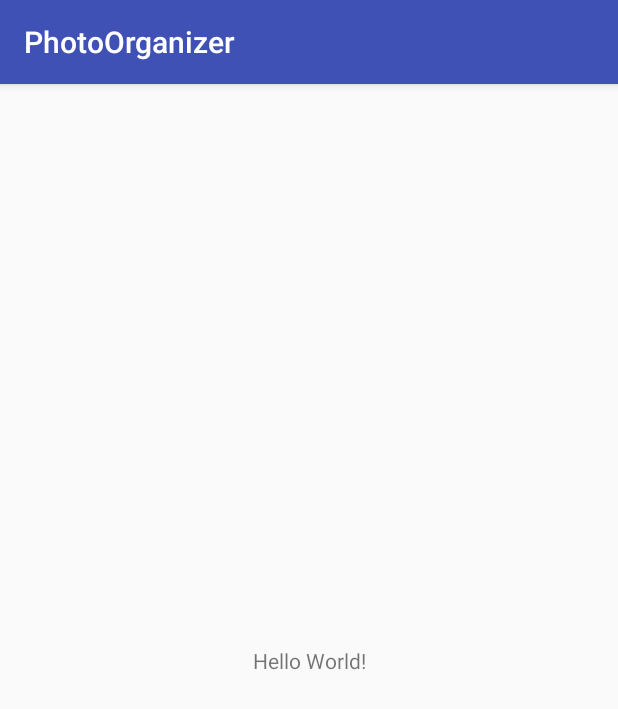
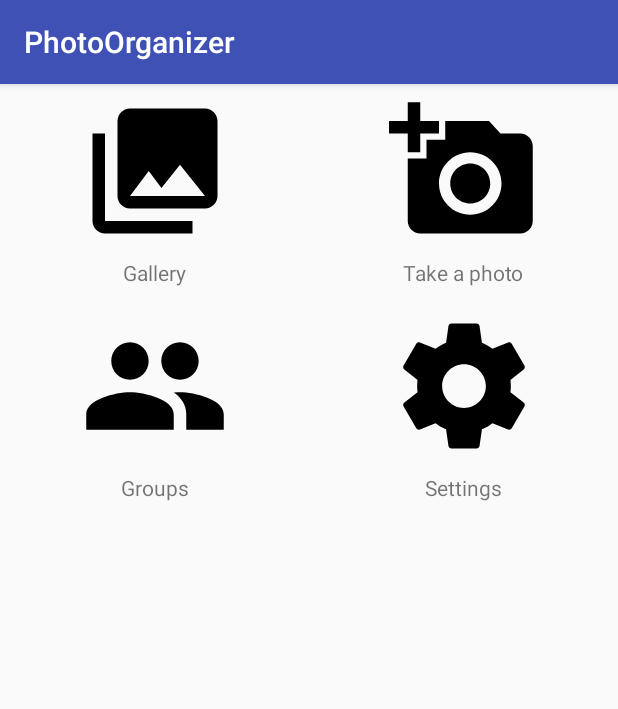
Before and after one commit to tukaani/photoSharingMCC2017, an Android app: the screen it shows after launch (MainActivity), on a phone screen of 412 x 824 dp. Shown: the top 709 px of the screen. Run offline under Robolectric (Android 15) with nearby library versions, the phone set to English and light mode, and no system bars.

Commit message:
implemented main menu

```diff
--- a/frontend/PhotoOrganizer/app/build.gradle
+++ b/frontend/PhotoOrganizer/app/build.gradle
@@ -10,6 +10,9 @@ android {
         versionCode 1
         versionName "1.0"
         testInstrumentationRunner "android.support.test.runner.AndroidJUnitRunner"
+        vectorDrawables {
+            useSupportLibrary true
+        }
     }
     buildTypes {
         release {
--- a/frontend/PhotoOrganizer/app/src/main/java/com/appspot/mccfall2017g12/photoorganizer/MainActivity.java
+++ b/frontend/PhotoOrganizer/app/src/main/java/com/appspot/mccfall2017g12/photoorganizer/MainActivity.java
@@ -1,7 +1,12 @@
 package com.appspot.mccfall2017g12.photoorganizer;
 
+import android.content.Context;
 import android.support.v7.app.AppCompatActivity;
 import android.os.Bundle;
+import android.view.View;
+import android.widget.AdapterView;
+import android.widget.GridView;
+import android.widget.Toast;
 
 public class MainActivity extends AppCompatActivity {
 
@@ -9,5 +14,47 @@ public class MainActivity extends AppCompatActivity {
     protected void onCreate(Bundle savedInstanceState) {
         super.onCreate(savedInstanceState);
         setContentView(R.layout.activity_main);
+
+        final MenuItem[] menuItems = new MenuItem[] {
+            new MenuItem(R.string.gallery, R.drawable.ic_collections_black_24dp) {
+                @Override
+                public void launch(Context context) {
+                    //TODO
+                    Toast.makeText(context, "Wanna see photos?", Toast.LENGTH_SHORT).show();
+                }
+            },
+            new MenuItem(R.string.takePhoto, R.drawable.ic_add_a_photo_black_24dp) {
+                @Override
+                public void launch(Context context) {
+                    //TODO
+                    Toast.makeText(context, "Take a selfie?", Toast.LENGTH_SHORT).show();
+                }
+            },
+            new MenuItem(R.string.groups, R.drawable.ic_group_black_24dp) {
+                @Override
+                public void launch(Context context) {
+                    //TODO
+                    Toast.makeText(context, "Don't be alone!", Toast.LENGTH_SHORT).show();
+                }
+            },
+            new MenuItem(R.string.settings, R.drawable.ic_settings_black_24dp) {
+                @Override
+                public void launch(Context context) {
+                    //TODO
+                    Toast.makeText(context, "Tryin' to fix smth?", Toast.LENGTH_SHORT).show();
+                }
+            }
+        };
+
+        GridView gridView = (GridView) findViewById(R.id.gridView);
+        gridView.setAdapter(new MenuItemAdapter(this, menuItems));
+
+        gridView.setOnItemClickListener(new AdapterView.OnItemClickListener() {
+            @Override
+            public void onItemClick(AdapterView parent, View view, int position, long id) {
+                MenuItem menuItem = menuItems[position];
+                menuItem.launch(MainActivity.this);
+            }
+        });
     }
 }
--- /dev/null
+++ b/frontend/PhotoOrganizer/app/src/main/java/com/appspot/mccfall2017g12/photoorganizer/MenuItem.java
@@ -0,0 +1,32 @@
+package com.appspot.mccfall2017g12.photoorganizer;
+
+import android.content.Context;
+import android.support.annotation.DrawableRes;
+import android.support.annotation.StringRes;
+import android.widget.Toast;
+
+abstract class MenuItem {
+
+    @StringRes
+    private int captionId;
+
+    @DrawableRes
+    private int thumbId;
+
+    protected MenuItem(@StringRes int captionId, @DrawableRes int thumbId) {
+        this.thumbId = thumbId;
+        this.captionId = captionId;
+    }
+
+    @StringRes
+    public int getCaptionId() {
+        return this.captionId;
+    }
+
+    @DrawableRes
+    public int getThumbId() {
+        return this.thumbId;
+    }
+
+    public abstract void launch(Context context);
+}
--- /dev/null
+++ b/frontend/PhotoOrganizer/app/src/main/java/com/appspot/mccfall2017g12/photoorganizer/MenuItemAdapter.java
@@ -0,0 +1,53 @@
+package com.appspot.mccfall2017g12.photoorganizer;
+
+import android.content.Context;
+import android.view.LayoutInflater;
+import android.view.View;
+import android.view.ViewGroup;
+import android.widget.BaseAdapter;
+import android.widget.ImageView;
+import android.widget.TextView;
+
+class MenuItemAdapter extends BaseAdapter {
+    private MenuItem[] menuItems;
+    private Context context;
+
+    MenuItemAdapter(Context context, MenuItem[] menuItems)
+    {
+        this.context = context;
+        this.menuItems = menuItems;
+    }
+
+    @Override
+    public int getCount() {
+        return menuItems.length;
+    }
+
+    @Override
+    public Object getItem(int position) {
+        return null;
+    }
+
+    @Override
+    public long getItemId(int position) {
+        return 0;
+    }
+
+    @Override
+    public View getView(int position, View convertView, ViewGroup parent) {
+        final MenuItem menuItem = menuItems[position];
+
+        if (convertView == null) {
+            LayoutInflater layoutInflater = LayoutInflater.from(this.context);
+            convertView = layoutInflater.inflate(R.layout.layout_menu_item, null);
+        }
+
+        TextView captionTextView = (TextView) convertView.findViewById(R.id.captionTextView);
+        ImageView thumbImageView = (ImageView) convertView.findViewById(R.id.thumbImageView);
+
+        captionTextView.setText(menuItem.getCaptionId());
+        thumbImageView.setImageResource(menuItem.getThumbId());
+
+        return convertView;
+    }
+}
--- /dev/null
+++ b/frontend/PhotoOrganizer/app/src/main/res/drawable/ic_add_a_photo_black_24dp.xml
@@ -0,0 +1,9 @@
+<vector xmlns:android="http://schemas.android.com/apk/res/android"
+        android:width="24dp"
+        android:height="24dp"
+        android:viewportWidth="24.0"
+        android:viewportHeight="24.0">
+    <path
+        android:fillColor="#FF000000"
+        android:pathData="M3,4L3,1h2v3h3v2L5,6v3L3,9L3,6L0,6L0,4h3zM6,10L6,7h3L9,4h7l1.83,2L21,6c1.1,0 2,0.9 2,2v12c0,1.1 -0.9,2 -2,2L5,22c-1.1,0 -2,-0.9 -2,-2L3,10h3zM13,19c2.76,0 5,-2.24 5,-5s-2.24,-5 -5,-5 -5,2.24 -5,5 2.24,5 5,5zM9.8,14c0,1.77 1.43,3.2 3.2,3.2s3.2,-1.43 3.2,-3.2 -1.43,-3.2 -3.2,-3.2 -3.2,1.43 -3.2,3.2z"/>
+</vector>
--- /dev/null
+++ b/frontend/PhotoOrganizer/app/src/main/res/drawable/ic_collections_black_24dp.xml
@@ -0,0 +1,9 @@
+<vector xmlns:android="http://schemas.android.com/apk/res/android"
+        android:width="24dp"
+        android:height="24dp"
+        android:viewportWidth="24.0"
+        android:viewportHeight="24.0">
+    <path
+        android:fillColor="#FF000000"
+        android:pathData="M22,16L22,4c0,-1.1 -0.9,-2 -2,-2L8,2c-1.1,0 -2,0.9 -2,2v12c0,1.1 0.9,2 2,2h12c1.1,0 2,-0.9 2,-2zM11,12l2.03,2.71L16,11l4,5L8,16l3,-4zM2,6v14c0,1.1 0.9,2 2,2h14v-2L4,20L4,6L2,6z"/>
+</vector>
--- /dev/null
+++ b/frontend/PhotoOrganizer/app/src/main/res/drawable/ic_group_black_24dp.xml
@@ -0,0 +1,9 @@
+<vector xmlns:android="http://schemas.android.com/apk/res/android"
+        android:width="24dp"
+        android:height="24dp"
+        android:viewportWidth="24.0"
+        android:viewportHeight="24.0">
+    <path
+        android:fillColor="#FF000000"
+        android:pathData="M16,11c1.66,0 2.99,-1.34 2.99,-3S17.66,5 16,5c-1.66,0 -3,1.34 -3,3s1.34,3 3,3zM8,11c1.66,0 2.99,-1.34 2.99,-3S9.66,5 8,5C6.34,5 5,6.34 5,8s1.34,3 3,3zM8,13c-2.33,0 -7,1.17 -7,3.5L1,19h14v-2.5c0,-2.33 -4.67,-3.5 -7,-3.5zM16,13c-0.29,0 -0.62,0.02 -0.97,0.05 1.16,0.84 1.97,1.97 1.97,3.45L17,19h6v-2.5c0,-2.33 -4.67,-3.5 -7,-3.5z"/>
+</vector>
--- /dev/null
+++ b/frontend/PhotoOrganizer/app/src/main/res/drawable/ic_settings_black_24dp.xml
@@ -0,0 +1,9 @@
+<vector xmlns:android="http://schemas.android.com/apk/res/android"
+        android:width="24dp"
+        android:height="24dp"
+        android:viewportWidth="24.0"
+        android:viewportHeight="24.0">
+    <path
+        android:fillColor="#FF000000"
+        android:pathData="M19.43,12.98c0.04,-0.32 0.07,-0.64 0.07,-0.98s-0.03,-0.66 -0.07,-0.98l2.11,-1.65c0.19,-0.15 0.24,-0.42 0.12,-0.64l-2,-3.46c-0.12,-0.22 -0.39,-0.3 -0.61,-0.22l-2.49,1c-0.52,-0.4 -1.08,-0.73 -1.69,-0.98l-0.38,-2.65C14.46,2.18 14.25,2 14,2h-4c-0.25,0 -0.46,0.18 -0.49,0.42l-0.38,2.65c-0.61,0.25 -1.17,0.59 -1.69,0.98l-2.49,-1c-0.23,-0.09 -0.49,0 -0.61,0.22l-2,3.46c-0.13,0.22 -0.07,0.49 0.12,0.64l2.11,1.65c-0.04,0.32 -0.07,0.65 -0.07,0.98s0.03,0.66 0.07,0.98l-2.11,1.65c-0.19,0.15 -0.24,0.42 -0.12,0.64l2,3.46c0.12,0.22 0.39,0.3 0.61,0.22l2.49,-1c0.52,0.4 1.08,0.73 1.69,0.98l0.38,2.65c0.03,0.24 0.24,0.42 0.49,0.42h4c0.25,0 0.46,-0.18 0.49,-0.42l0.38,-2.65c0.61,-0.25 1.17,-0.59 1.69,-0.98l2.49,1c0.23,0.09 0.49,0 0.61,-0.22l2,-3.46c0.12,-0.22 0.07,-0.49 -0.12,-0.64l-2.11,-1.65zM12,15.5c-1.93,0 -3.5,-1.57 -3.5,-3.5s1.57,-3.5 3.5,-3.5 3.5,1.57 3.5,3.5 -1.57,3.5 -3.5,3.5z"/>
+</vector>
--- a/frontend/PhotoOrganizer/app/src/main/res/layout/activity_main.xml
+++ b/frontend/PhotoOrganizer/app/src/main/res/layout/activity_main.xml
@@ -6,13 +6,16 @@
     android:layout_height="match_parent"
     tools:context="com.appspot.mccfall2017g12.photoorganizer.MainActivity">
 
-    <TextView
-        android:layout_width="wrap_content"
-        android:layout_height="wrap_content"
-        android:text="Hello World!"
-        app:layout_constraintBottom_toBottomOf="parent"
-        app:layout_constraintLeft_toLeftOf="parent"
-        app:layout_constraintRight_toRightOf="parent"
-        app:layout_constraintTop_toTopOf="parent" />
+
+
+
+    <GridView
+        android:id="@+id/gridView"
+        android:layout_height="match_parent"
+        android:layout_width="match_parent"
+        android:numColumns="auto_fit"
+        android:gravity="center">
+
+    </GridView>
 
 </android.support.constraint.ConstraintLayout>
--- /dev/null
+++ b/frontend/PhotoOrganizer/app/src/main/res/layout/layout_menu_item.xml
@@ -0,0 +1,34 @@
+<?xml version="1.0" encoding="utf-8"?>
+<android.support.constraint.ConstraintLayout
+    xmlns:android="http://schemas.android.com/apk/res/android"
+    xmlns:app="http://schemas.android.com/apk/res-auto"
+    xmlns:tools="http://schemas.android.com/tools"
+    android:layout_width="match_parent"
+    android:layout_height="match_parent">
+
+    <ImageView
+        android:id="@+id/thumbImageView"
+        android:layout_width="100dp"
+        android:layout_height="100dp"
+        android:layout_marginBottom="8dp"
+        android:layout_marginEnd="8dp"
+        android:layout_marginStart="8dp"
+        android:layout_marginTop="8dp"
+        android:scaleType="fitXY"
+        android:adjustViewBounds="true"
+        app:layout_constraintBottom_toTopOf="@+id/captionTextView"
+        app:layout_constraintEnd_toEndOf="parent"
+        app:layout_constraintStart_toStartOf="parent"
+        app:layout_constraintTop_toTopOf="parent" />
+
+    <TextView
+        android:id="@+id/captionTextView"
+        android:layout_width="wrap_content"
+        android:layout_height="wrap_content"
+        android:layout_marginBottom="8dp"
+        android:layout_marginEnd="8dp"
+        android:layout_marginStart="8dp"
+        app:layout_constraintBottom_toBottomOf="parent"
+        app:layout_constraintEnd_toEndOf="parent"
+        app:layout_constraintStart_toStartOf="parent" />
+</android.support.constraint.ConstraintLayout>
--- a/frontend/PhotoOrganizer/app/src/main/res/values/strings.xml
+++ b/frontend/PhotoOrganizer/app/src/main/res/values/strings.xml
@@ -1,3 +1,7 @@
 <resources>
     <string name="app_name">PhotoOrganizer</string>
+    <string name="gallery">Gallery</string>
+    <string name="takePhoto">Take a photo</string>
+    <string name="groups">Groups</string>
+    <string name="settings">Settings</string>
 </resources>
--- a/frontend/PhotoOrganizer/build.gradle
+++ b/frontend/PhotoOrganizer/build.gradle
@@ -5,7 +5,7 @@ buildscript {
         jcenter()
     }
     dependencies {
-        classpath 'com.android.tools.build:gradle:2.3.3'
+        classpath 'com.android.tools.build:gradle:3.0.0'
 
         // NOTE: Do not place your application dependencies here; they belong
         // in the individual module build.gradle files
```
Also changed, not shown: frontend/PhotoOrganizer/gradle/wrapper/gradle-wrapper.properties.
